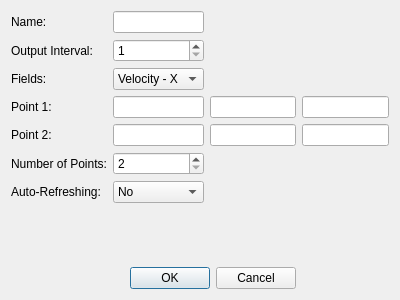
Above: figureSampledLine.ui from Eng-RSMY/petroFoam before the change. Below: the same form after it.
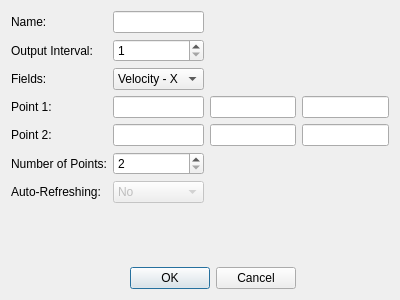
That is the form after the change.

```diff
--- a/figureSampledLine.ui
+++ b/figureSampledLine.ui
@@ -158,6 +158,9 @@
    </item>
    <item row="6" column="1">
     <widget class="QComboBox" name="autorefreshing">
+     <property name="enabled">
+      <bool>false</bool>
+     </property>
      <item>
       <property name="text">
        <string>No</string>
```
